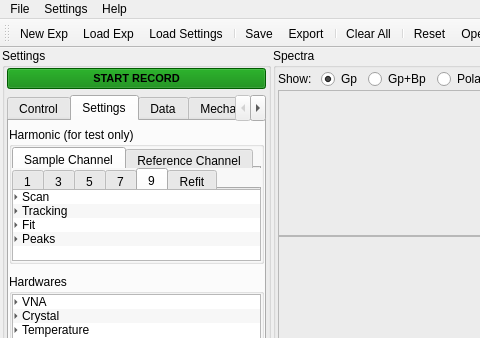
Old version of the form QCM_GUI_test6.ui in the repository shullgroup/rheoQCM; both pictures show x 0 to 480 and y 0 to 338 of the 1055 by 844 pixel window.
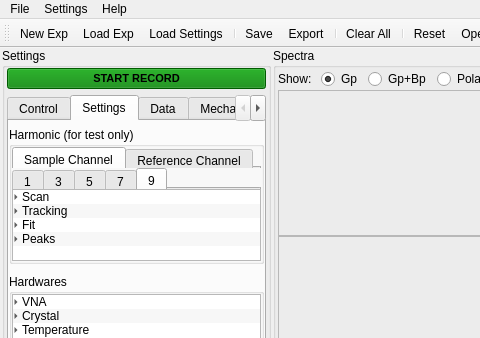
New version of the form. The open tabs and pages were chosen to show the change. Icons and pictures are not drawn.

Patch:
```diff
--- a/QCM_GUI_test6.ui
+++ b/QCM_GUI_test6.ui
@@ -1420,11 +1420,6 @@
                      </property>
                     </layout>
                    </widget>
-                   <widget class="QWidget" name="tab_settings_settings_refit">
-                    <attribute name="title">
-                     <string>Refit</string>
-                    </attribute>
-                   </widget>
                   </widget>
                  </item>
                  <item>
```
Left out of the diff: 8 changed lines with no effect on the pictures.
